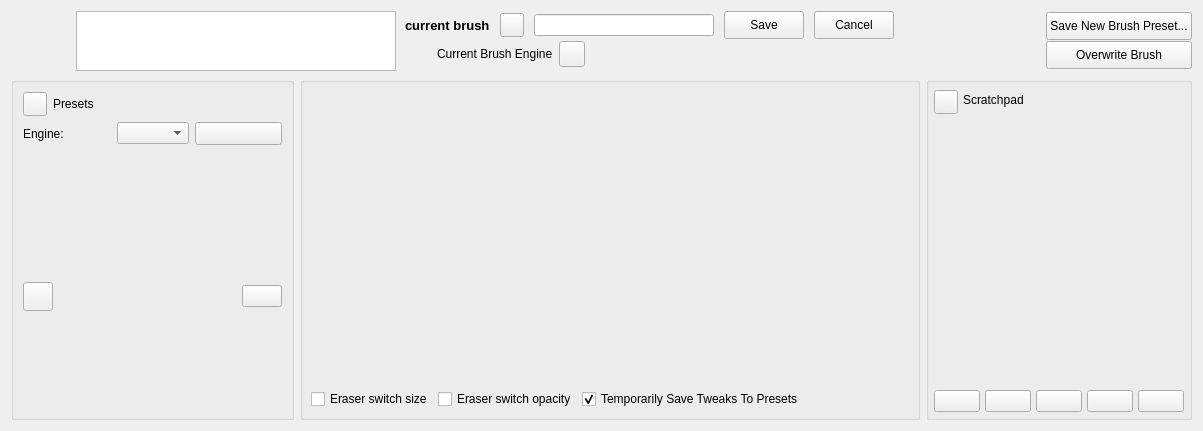
KDE/krita, file libs/ui/forms/wdgpaintopsettings.ui: the form before one commit.
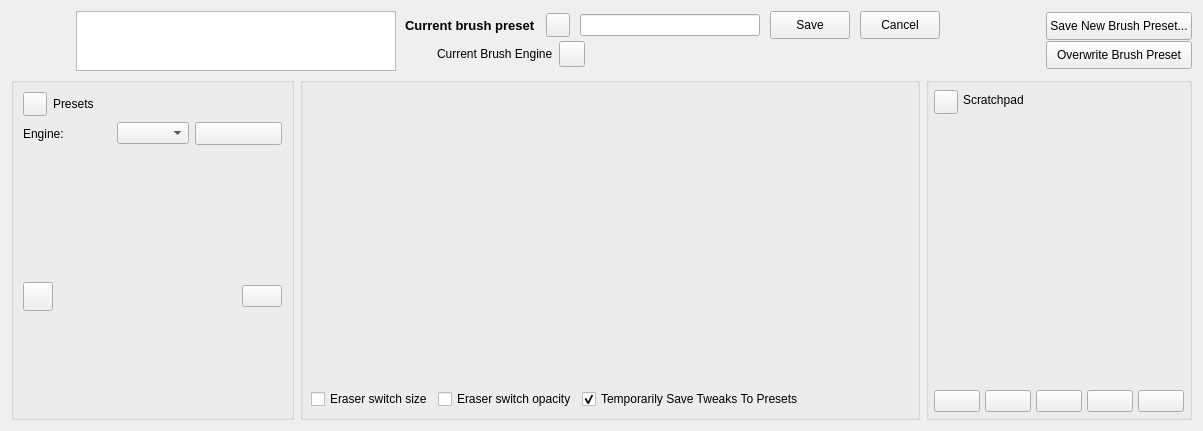
The form after the commit. Custom widgets are drawn as their Qt base class.

Diff of the .ui file:
```diff
--- a/libs/ui/forms/wdgpaintopsettings.ui
+++ b/libs/ui/forms/wdgpaintopsettings.ui
@@ -127,7 +127,7 @@
             </font>
            </property>
            <property name="text">
-            <string>current brush</string>
+            <string>Current brush preset</string>
            </property>
           </widget>
          </item>
@@ -369,7 +369,7 @@
           </size>
          </property>
          <property name="text">
-          <string>Overwrite Brush</string>
+          <string>Overwrite Brush Preset</string>
          </property>
         </widget>
        </item>
```
